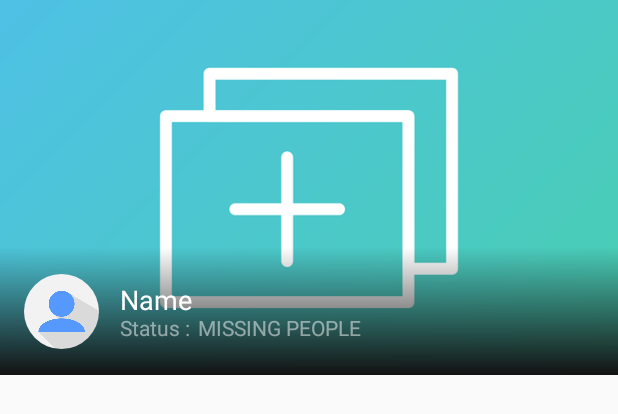
After one commit to DavidAdityaW/FindHope, an Android app: the layout row_post_item.xml on its own in the app's theme, with its tools: preview values and no code run, on a phone screen of 412 x 824 dp. The commit adds this screen. Shown: the top 414 px of the screen. Run offline under Robolectric (Android 15) with nearby library versions, the phone set to English and light mode, and no system bars.

Commit message:
retrieve list post firebase (david 10118071)

```diff
--- /dev/null
+++ b/app/src/main/res/drawable/black_gradient.xml
@@ -0,0 +1,9 @@
+<?xml version="1.0" encoding="utf-8"?>
+<shape xmlns:android="http://schemas.android.com/apk/res/android">
+
+    <gradient
+        android:angle="90"
+        android:startColor="#121212"
+        android:endColor="#00000000" />
+
+</shape>
--- /dev/null
+++ b/app/src/main/res/layout/row_post_item.xml
@@ -0,0 +1,85 @@
+<?xml version="1.0" encoding="utf-8"?>
+<androidx.constraintlayout.widget.ConstraintLayout
+    xmlns:android="http://schemas.android.com/apk/res/android"
+    android:layout_width="match_parent"
+    android:layout_height="250dp"
+    xmlns:app="http://schemas.android.com/apk/res-auto">
+
+    <ImageView
+        android:id="@+id/row_post_img"
+        android:scaleType="centerCrop"
+        android:layout_width="0dp"
+        android:layout_height="0dp"
+        app:layout_constraintBottom_toBottomOf="parent"
+        app:layout_constraintEnd_toEndOf="parent"
+        app:layout_constraintStart_toStartOf="parent"
+        app:layout_constraintTop_toTopOf="parent"
+        android:src="@drawable/img_postimage" />
+
+    <ImageView
+        android:id="@+id/imageView2"
+        android:layout_width="0dp"
+        android:layout_height="85dp"
+        app:layout_constraintBottom_toBottomOf="@id/row_post_img"
+        app:layout_constraintEnd_toEndOf="parent"
+        app:layout_constraintHorizontal_bias="0.0"
+        app:layout_constraintStart_toStartOf="parent"
+        android:src="@drawable/black_gradient" />
+
+    <de.hdodenhof.circleimageview.CircleImageView
+        android:id="@+id/row_post_profile_img"
+        android:layout_width="50dp"
+        android:layout_height="50dp"
+        android:layout_marginStart="16dp"
+        android:layout_marginLeft="16dp"
+        android:layout_marginTop="16dp"
+        android:layout_marginBottom="16dp"
+        app:layout_constraintBottom_toBottomOf="parent"
+        app:layout_constraintStart_toStartOf="parent"
+        app:layout_constraintTop_toTopOf="@id/imageView2"
+        android:src="@drawable/img_userphoto" />
+
+    <TextView
+        android:id="@+id/row_post_name"
+        android:layout_width="wrap_content"
+        android:layout_height="wrap_content"
+        android:layout_marginStart="80dp"
+        android:layout_marginLeft="80dp"
+        android:layout_marginTop="0dp"
+        android:layout_marginBottom="16dp"
+        android:text="Name"
+        android:textSize="18sp"
+        android:textColor="#ffffff"
+        app:layout_constraintBottom_toBottomOf="parent"
+        app:layout_constraintStart_toStartOf="parent"
+        app:layout_constraintTop_toTopOf="@+id/imageView2" />
+
+    <TextView
+        android:id="@+id/textView2"
+        android:layout_width="wrap_content"
+        android:layout_height="wrap_content"
+        android:layout_marginStart="80dp"
+        android:layout_marginLeft="80dp"
+        android:layout_marginTop="15dp"
+        android:layout_marginBottom="16dp"
+        android:text="Status : "
+        android:textColor="@color/whiteTransfarentHalf"
+        app:layout_constraintBottom_toBottomOf="parent"
+        app:layout_constraintStart_toStartOf="parent"
+        app:layout_constraintTop_toTopOf="@+id/row_post_name" />
+
+    <TextView
+        android:id="@+id/row_post_status"
+        android:layout_width="wrap_content"
+        android:layout_height="wrap_content"
+        android:layout_marginStart="132dp"
+        android:layout_marginLeft="132dp"
+        android:layout_marginTop="15dp"
+        android:layout_marginBottom="16dp"
+        android:text="MISSING PEOPLE"
+        android:textColor="@color/whiteTransfarentHalf"
+        app:layout_constraintBottom_toBottomOf="parent"
+        app:layout_constraintStart_toStartOf="parent"
+        app:layout_constraintTop_toTopOf="@+id/row_post_name" />
+
+</androidx.constraintlayout.widget.ConstraintLayout>
```
Also changed, not shown: app/src/main/java/com/example/findhope/Activities/ui/home/HomeFragment.java (+73 -8 lines), app/src/main/java/com/example/findhope/Adapters/PostAdapter.java (added, +68 -0 lines), app/src/main/res/layout/fragment_home.xml (+4 -12 lines).
